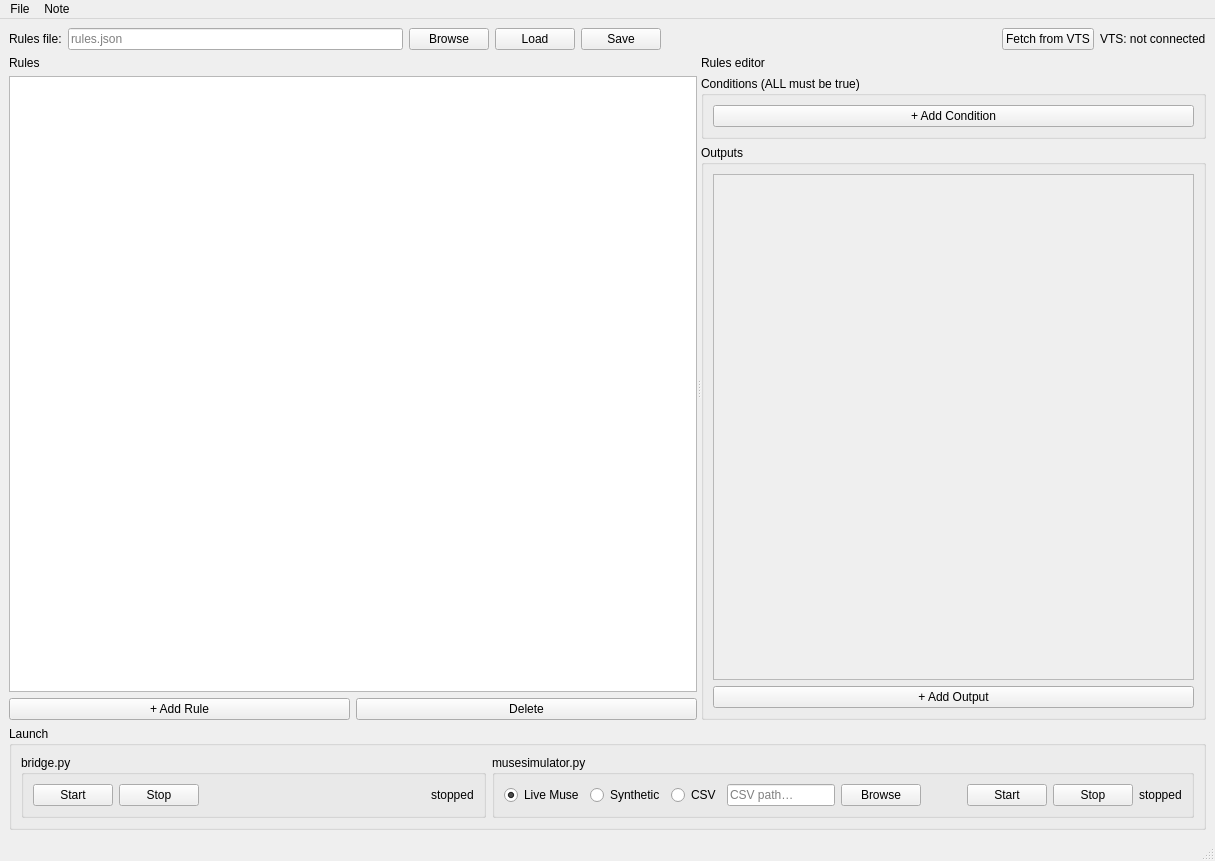
This is main_window.ui in shayanlatif859/VTS-EEG-Input as Qt 5 draws it before an edit. The edited form follows.
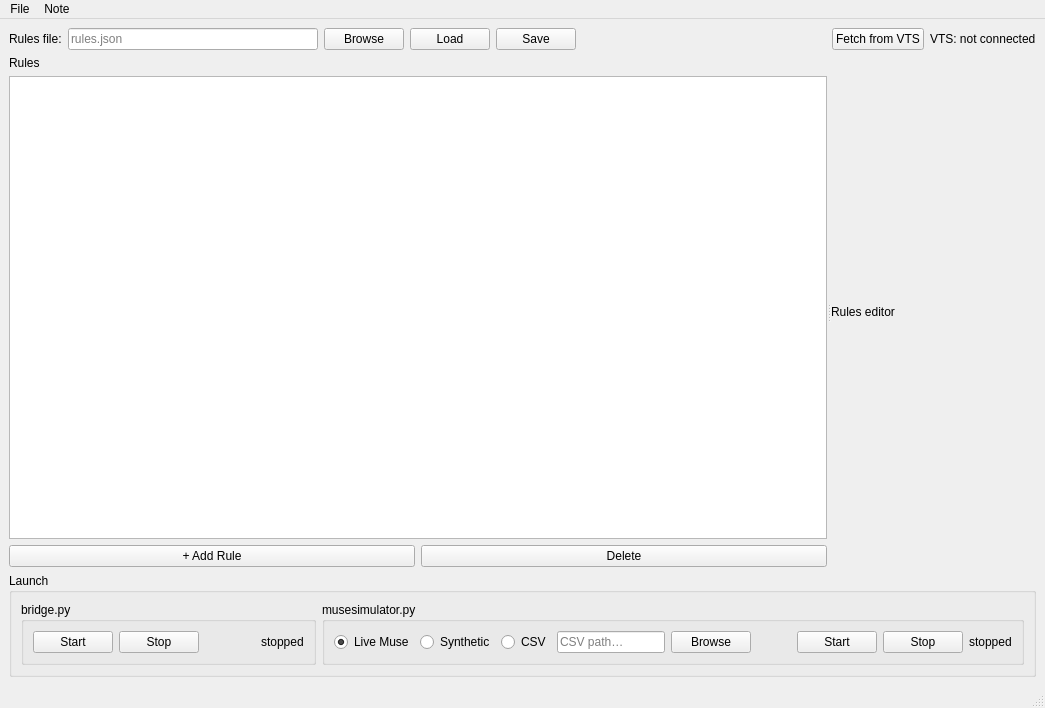
This is the edited form.

What changed in the file:
```diff
--- a/main_window.ui
+++ b/main_window.ui
@@ -6,8 +6,8 @@
    <rect>
     <x>0</x>
     <y>0</y>
-    <width>1215</width>
-    <height>861</height>
+    <width>1045</width>
+    <height>708</height>
    </rect>
   </property>
   <property name="windowTitle">
@@ -137,68 +137,6 @@
           </item>
          </layout>
         </item>
-        <item>
-         <widget class="QGroupBox" name="conditionsGroup">
-          <property name="title">
-           <string>Conditions (ALL must be true)</string>
-          </property>
-          <layout class="QVBoxLayout" name="conditionsLayout">
-           <item>
-            <widget class="QPushButton" name="addConditionButton">
-             <property name="text">
-              <string>+ Add Condition</string>
-             </property>
-            </widget>
-           </item>
-          </layout>
-         </widget>
-        </item>
-        <item>
-         <widget class="QGroupBox" name="outputsGroup">
-          <property name="sizePolicy">
-           <sizepolicy hsizetype="Preferred" vsizetype="Expanding">
-            <horstretch>0</horstretch>
-            <verstretch>1</verstretch>
-           </sizepolicy>
-          </property>
-          <property name="title">
-           <string>Outputs</string>
-          </property>
-          <layout class="QVBoxLayout" name="outputsOuterLayout">
-           <item>
-            <widget class="QScrollArea" name="outputsScrollArea">
-             <property name="sizePolicy">
-              <sizepolicy hsizetype="Expanding" vsizetype="Expanding">
-               <horstretch>0</horstretch>
-               <verstretch>1</verstretch>
-              </sizepolicy>
-             </property>
-             <property name="widgetResizable">
-              <bool>true</bool>
-             </property>
-             <widget class="QWidget" name="outputsScrollContents">
-              <property name="geometry">
-               <rect>
-                <x>0</x>
-                <y>0</y>
-                <width>489</width>
-                <height>454</height>
-               </rect>
-              </property>
-              <layout class="QVBoxLayout" name="outputsLayout"/>
-             </widget>
-            </widget>
-           </item>
-           <item>
-            <widget class="QPushButton" name="addOutputButton">
-             <property name="text">
-              <string>+ Add Output</string>
-             </property>
-            </widget>
-           </item>
-          </layout>
-         </widget>
-        </item>
        </layout>
       </widget>
      </widget>
@@ -349,7 +287,7 @@
     <rect>
      <x>0</x>
      <y>0</y>
-     <width>1215</width>
+     <width>1045</width>
      <height>34</height>
     </rect>
    </property>
```
Left out of the diff: 2 changed lines with no effect on the pictures.
